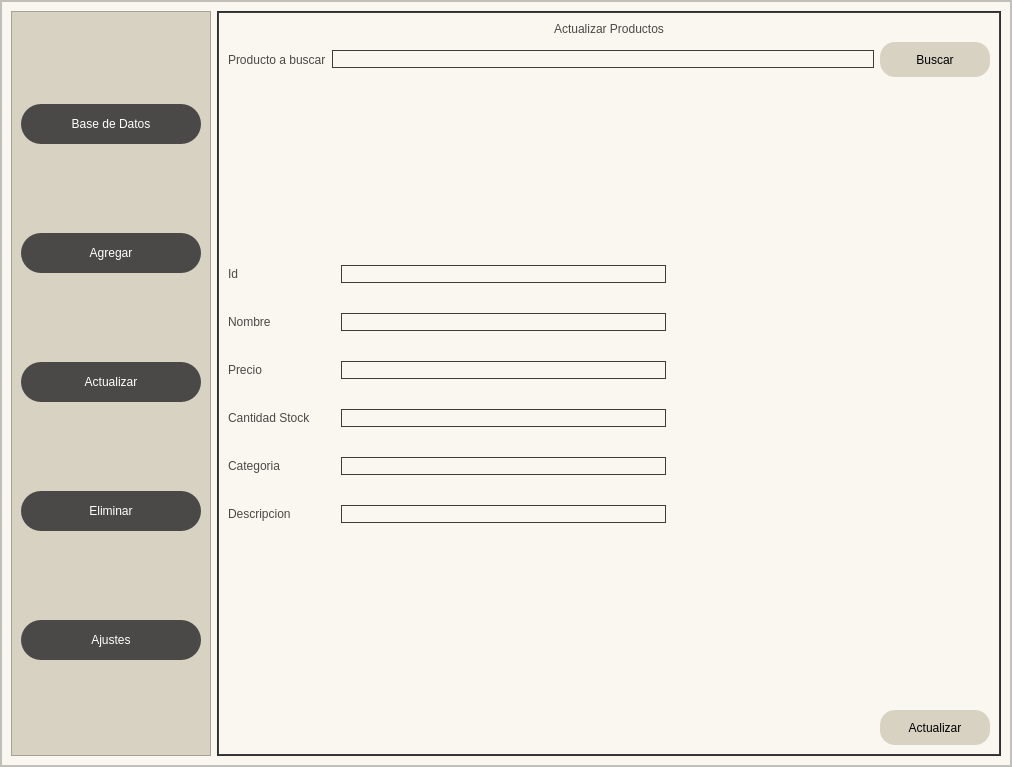
This is ProgramandoInterfaz/ventanaControlarStock/ventanaControlarStock.ui in athlozone/Proyecto-Final as Qt 5 draws it before an edit. The edited form follows.
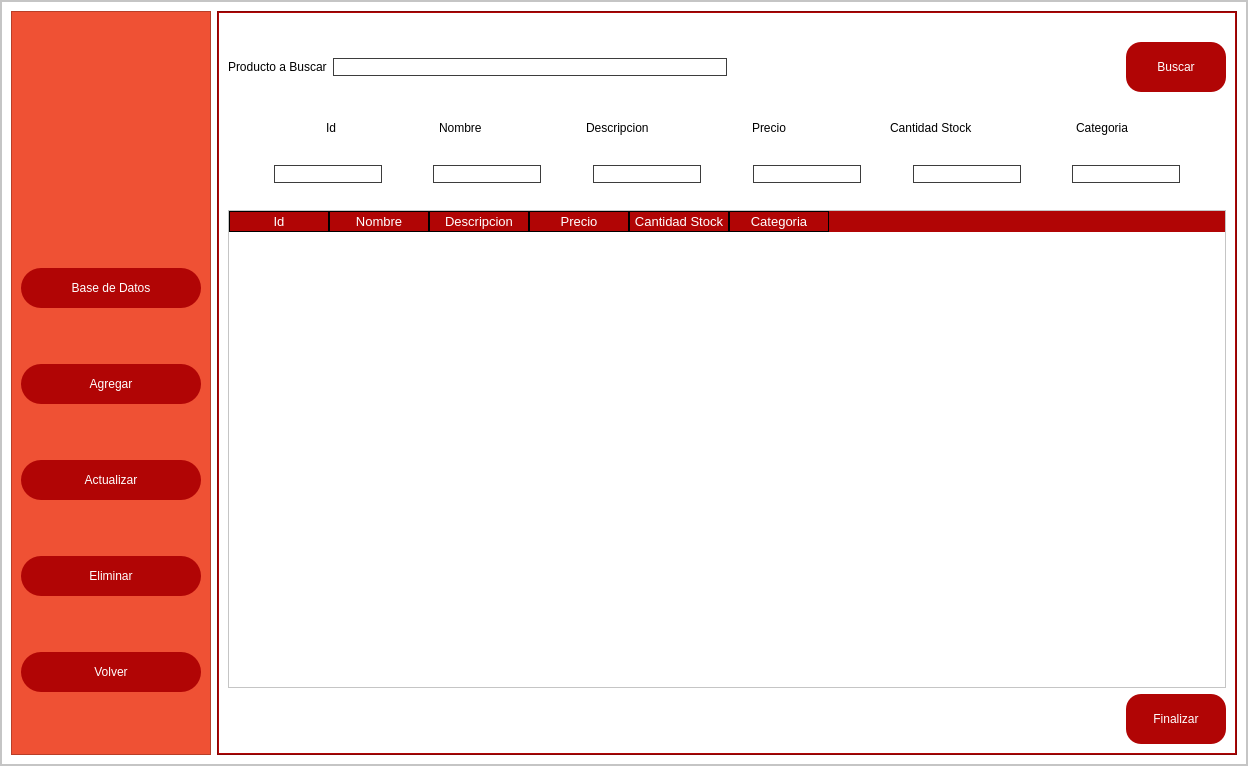
This is the edited form. The open tabs and pages were chosen to show the change. Icons and pictures are not drawn.

Diff of the .ui file:
```diff
--- a/ProgramandoInterfaz/ventanaControlarStock/ventanaControlarStock.ui
+++ b/ProgramandoInterfaz/ventanaControlarStock/ventanaControlarStock.ui
@@ -6,8 +6,8 @@
    <rect>
     <x>0</x>
     <y>0</y>
-    <width>1012</width>
-    <height>767</height>
+    <width>1248</width>
+    <height>766</height>
    </rect>
   </property>
   <property name="sizePolicy">
@@ -48,7 +48,7 @@
     <item>
      <widget class="QFrame" name="frame">
       <property name="styleSheet">
-       <string notr="true">background-color: #FAF7F0;</string>
+       <string notr="true">background-color: white;</string>
       </property>
       <property name="frameShape">
        <enum>QFrame::StyledPanel</enum>
@@ -97,11 +97,11 @@
             </property>
             <property name="styleSheet">
              <string notr="true">QFrame{
-background-color: rgb(216, 210, 194)
+background-color: rgb(239, 81, 52)
 }
 
 QPushButton{
-background-color: #4A4947;
+background-color: rgb(177, 5, 5);
 border-radius: 20px;
 color: white;
 font: 77 10pt &quot;Arial-Black&quot;;
@@ -122,6 +122,34 @@
              <enum>QFrame::Raised</enum>
             </property>
             <layout class="QVBoxLayout" name="verticalLayout_3">
+             <property name="topMargin">
+              <number>0</number>
+             </property>
+             <item>
+              <widget class="QLabel" name="label_9">
+               <property name="minimumSize">
+                <size>
+                 <width>0</width>
+                 <height>0</height>
+                </size>
+               </property>
+               <property name="maximumSize">
+                <size>
+                 <width>500</width>
+                 <height>150</height>
+                </size>
+               </property>
+               <property name="text">
+                <string/>
+               </property>
+               <property name="pixmap">
+                <pixmap>../logoAthloZone.png</pixmap>
+               </property>
+               <property name="scaledContents">
+                <bool>true</bool>
+               </property>
+              </widget>
+             </item>
              <item>
               <widget class="QPushButton" name="botonBaseDatos">
                <property name="minimumSize">
@@ -183,7 +211,7 @@
                 </size>
                </property>
                <property name="text">
-                <string>Ajustes</string>
+                <string>Volver</string>
                </property>
               </widget>
              </item>
@@ -194,26 +222,26 @@
            <widget class="QFrame" name="framePaginas">
             <property name="styleSheet">
              <string notr="true">QFrame{
-	background-color: rgb(61, 61, 61);
+	background-color:rgb(177, 5, 5);
 }
 
 QLabel{
 	font: 87 12pt &quot;Arial Black&quot;;
 	background-color: #000000ff;
-	color: rgb(74, 73, 71);
+	color: black;
 	border: 0px solid #14C8DC;
 }
 
 QLineEdit{
-	color: rgb(255, 255, 255);
+	color: black;
 	border: 0.5px solid rgb(61, 61, 61);
 	font: 75 12pt &quot;Times New Roman&quot;;
 }
 
 QPushButton{
-	background-color: rgb(216, 210, 194);
+	background-color: rgb(177, 5, 5);
 	border-radius: 15px;
-	color: black;
+	color: white;
 	font: 20 12pt &quot;Arial&quot;;
 
 }
@@ -236,7 +264,7 @@
 }
 
 QHeaderView::section {
-    background-color:rgb(74, 73, 71);
+    background-color:rgb(177, 5, 5);
     border: 1px solid rgb(0, 0, 0);
     font-size: 10pt;
 	color: white;
@@ -527,35 +555,44 @@
                 </layout>
                </widget>
                <widget class="QWidget" name="paginaActualizar">
-                <layout class="QVBoxLayout" name="verticalLayout_10">
+                <layout class="QVBoxLayout" name="verticalLayout">
                  <item>
-                  <widget class="QLabel" name="label_10">
-                   <property name="text">
-                    <string>Actualizar Productos</string>
+                  <layout class="QHBoxLayout" name="horizontalLayout_8">
+                   <property name="topMargin">
+                    <number>20</number>
                    </property>
-                   <property name="alignment">
-                    <set>Qt::AlignCenter</set>
+                   <property name="bottomMargin">
+                    <number>20</number>
                    </property>
-                  </widget>
-                 </item>
-                 <item>
-                  <layout class="QHBoxLayout" name="horizontalLayout_9">
                    <item>
-                    <widget class="QLabel" name="label_11">
+                    <widget class="QLabel" name="label_10">
                      <property name="text">
-                      <string>Producto a buscar</string>
+                      <string>Producto a Buscar</string>
                      </property>
                     </widget>
                    </item>
                    <item>
                     <widget class="QLineEdit" name="lineEditBuscarActualizar"/>
                    </item>
+                   <item>
+                    <spacer name="horizontalSpacer_11">
+                     <property name="orientation">
+                      <enum>Qt::Horizontal</enum>
+                     </property>
+                     <property name="sizeHint" stdset="0">
+                      <size>
+                       <width>20</width>
+                       <height>20</height>
+                      </size>
+                     </property>
+                    </spacer>
+                   </item>
                    <item>
                     <widget class="QPushButton" name="botonBuscarActualizar">
                      <property name="minimumSize">
                       <size>
-                       <width>110</width>
-                       <height>35</height>
+                       <width>100</width>
+                       <height>50</height>
                       </size>
                      </property>
                      <property name="text">
@@ -565,94 +602,10 @@
                    </item>
                   </layout>
                  </item>
-                 <item>
-                  <spacer name="verticalSpacer_4">
-                   <property name="orientation">
-                    <enum>Qt::Vertical</enum>
-                   </property>
-                   <property name="sizeHint" stdset="0">
-                    <size>
-                     <width>20</width>
-                     <height>40</height>
-                    </size>
-                   </property>
-                  </spacer>
-                 </item>
                  <item>
                   <layout class="QHBoxLayout" name="horizontalLayout_7">
-                   <property name="spacing">
-                    <number>30</number>
-                   </property>
                    <item>
-                    <layout class="QVBoxLayout" name="verticalLayout_9">
-                     <item>
-                      <widget class="QLabel" name="label_12">
-                       <property name="text">
-                        <string>Id</string>
-                       </property>
-                      </widget>
-                     </item>
-                     <item>
-                      <widget class="QLabel" name="label_17">
-                       <property name="text">
-                        <string>Nombre</string>
-                       </property>
-                      </widget>
-                     </item>
-                     <item>
-                      <widget class="QLabel" name="label_14">
-                       <property name="text">
-                        <string>Precio</string>
-                       </property>
-                      </widget>
-                     </item>
-                     <item>
-                      <widget class="QLabel" name="label_13">
-                       <property name="text">
-                        <string>Cantidad Stock</string>
-                       </property>
-                      </widget>
-                     </item>
-                     <item>
-                      <widget class="QLabel" name="label_16">
-                       <property name="text">
-                        <string>Categoria</string>
-                       </property>
-                      </widget>
-                     </item>
-                     <item>
-                      <widget class="QLabel" name="label_15">
-                       <property name="text">
-                        <string>Descripcion</string>
-                       </property>
-                      </widget>
-                     </item>
-                    </layout>
-                   </item>
-                   <item>
-                    <layout class="QVBoxLayout" name="verticalLayout">
-                     <item>
-                      <widget class="QLineEdit" name="lineEditActualizarId"/>
-                     </item>
-                     <item>
-                      <widget class="QLineEdit" name="lineEditActualizarNombre"/>
-                     </item>
-                     <item>
-                      <widget class="QLineEdit" name="lineEditActualizarPrecio"/>
-                     </item>
-                     <item>
-                      <widget class="QLineEdit" name="lineEditActualizarCantidadStock"/>
-                     </item>
-                     <item>
-                      <widget class="QLineEdit" name="lineEditActualizarCategoria"/>
-                     </item>
-                     <item>
-                      <widget class="QLineEdit" name="lineEditActualizarDescripcion"/>
-                     </item>
-                    </layout>
-                   </item>
-                   <item>
-                    <spacer name="horizontalSpacer_6">
+                    <spacer name="horizontalSpacer_19">
                      <property name="orientation">
                       <enum>Qt::Horizontal</enum>
                      </property>
@@ -664,33 +617,10 @@
                      </property>
                     </spacer>
                    </item>
-                  </layout>
-                 </item>
-                 <item>
-                  <spacer name="verticalSpacer_3">
-                   <property name="orientation">
-                    <enum>Qt::Vertical</enum>
-                   </property>
-                   <property name="sizeHint" stdset="0">
-                    <size>
-                     <width>20</width>
-                     <height>40</height>
-                    </size>
-                   </property>
-                  </spacer>
-                 </item>
-                 <item>
-                  <layout class="QHBoxLayout" name="horizontalLayout_8">
                    <item>
-                    <widget class="QLabel" name="signalActualizar">
-                     <property name="minimumSize">
-                      <size>
-                       <width>120</width>
-                       <height>35</height>
-                      </size>
-                     </property>
+                    <widget class="QLabel" name="label_11">
                      <property name="text">
-                      <string/>
+                      <string>Id</string>
                      </property>
                     </widget>
                    </item>
@@ -708,15 +638,298 @@
                     </spacer>
                    </item>
                    <item>
-                    <widget class="QPushButton" name="botonActualizar2">
+                    <widget class="QLabel" name="label_12">
+                     <property name="text">
+                      <string>Nombre</string>
+                     </property>
+                    </widget>
+                   </item>
+                   <item>
+                    <spacer name="horizontalSpacer_6">
+                     <property name="orientation">
+                      <enum>Qt::Horizontal</enum>
+                     </property>
+                     <property name="sizeHint" stdset="0">
+                      <size>
+                       <width>40</width>
+                       <height>20</height>
+                      </size>
+                     </property>
+                    </spacer>
+                   </item>
+                   <item>
+                    <widget class="QLabel" name="label_13">
+                     <property name="text">
+                      <string>Descripcion</string>
+                     </property>
+                    </widget>
+                   </item>
+                   <item>
+                    <spacer name="horizontalSpacer_8">
+                     <property name="orientation">
+                      <enum>Qt::Horizontal</enum>
+                     </property>
+                     <property name="sizeHint" stdset="0">
+                      <size>
+                       <width>40</width>
+                       <height>20</height>
+                      </size>
+                     </property>
+                    </spacer>
+                   </item>
+                   <item>
+                    <widget class="QLabel" name="label_14">
+                     <property name="text">
+                      <string>Precio</string>
+                     </property>
+                    </widget>
+                   </item>
+                   <item>
+                    <spacer name="horizontalSpacer_9">
+                     <property name="orientation">
+                      <enum>Qt::Horizontal</enum>
+                     </property>
+                     <property name="sizeHint" stdset="0">
+                      <size>
+                       <width>40</width>
+                       <height>20</height>
+                      </size>
+                     </property>
+                    </spacer>
+                   </item>
+                   <item>
+                    <widget class="QLabel" name="label_15">
+                     <property name="text">
+                      <string>Cantidad Stock</string>
+                     </property>
+                    </widget>
+                   </item>
+                   <item>
+                    <spacer name="horizontalSpacer_10">
+                     <property name="orientation">
+                      <enum>Qt::Horizontal</enum>
+                     </property>
+                     <property name="sizeHint" stdset="0">
+                      <size>
+                       <width>40</width>
+                       <height>20</height>
+                      </size>
+                     </property>
+                    </spacer>
+                   </item>
+                   <item>
+                    <widget class="QLabel" name="label_16">
+                     <property name="text">
+                      <string>Categoria</string>
+                     </property>
+                    </widget>
+                   </item>
+                   <item>
+                    <spacer name="horizontalSpacer_20">
+                     <property name="orientation">
+                      <enum>Qt::Horizontal</enum>
+                     </property>
+                     <property name="sizeHint" stdset="0">
+                      <size>
+                       <width>40</width>
+                       <height>20</height>
+                      </size>
+                     </property>
+                    </spacer>
+                   </item>
+                  </layout>
+                 </item>
+                 <item>
+                  <layout class="QHBoxLayout" name="horizontalLayout_9">
+                   <property name="topMargin">
+                    <number>20</number>
+                   </property>
+                   <property name="bottomMargin">
+                    <number>20</number>
+                   </property>
+                   <item>
+                    <spacer name="horizontalSpacer_17">
+                     <property name="orientation">
+                      <enum>Qt::Horizontal</enum>
+                     </property>
+                     <property name="sizeHint" stdset="0">
+                      <size>
+                       <width>40</width>
+                       <height>20</height>
+                      </size>
+                     </property>
+                    </spacer>
+                   </item>
+                   <item>
+                    <widget class="QLineEdit" name="lineEditIdActualizarStock"/>
+                   </item>
+                   <item>
+                    <spacer name="horizontalSpacer_12">
+                     <property name="orientation">
+                      <enum>Qt::Horizontal</enum>
+                     </property>
+                     <property name="sizeHint" stdset="0">
+                      <size>
+                       <width>40</width>
+                       <height>20</height>
+                      </size>
+                     </property>
+                    </spacer>
+                   </item>
+                   <item>
+                    <widget class="QLineEdit" name="lineEditNombreActualizarStock"/>
+                   </item>
+                   <item>
+                    <spacer name="horizontalSpacer_13">
+                     <property name="orientation">
+                      <enum>Qt::Horizontal</enum>
+                     </property>
+                     <property name="sizeHint" stdset="0">
+                      <size>
+                       <width>40</width>
+                       <height>20</height>
+                      </size>
+                     </property>
+                    </spacer>
+                   </item>
+                   <item>
+                    <widget class="QLineEdit" name="lineEditDescripcionActualizarStock"/>
+                   </item>
+                   <item>
+                    <spacer name="horizontalSpacer_14">
+                     <property name="orientation">
+                      <enum>Qt::Horizontal</enum>
+                     </property>
+                     <property name="sizeHint" stdset="0">
+                      <size>
+                       <width>40</width>
+                       <height>20</height>
+                      </size>
+                     </property>
+                    </spacer>
+                   </item>
+                   <item>
+                    <widget class="QLineEdit" name="lineEditPrecioActualizarStock"/>
+                   </item>
+                   <item>
+                    <spacer name="horizontalSpacer_16">
+                     <property name="orientation">
+                      <enum>Qt::Horizontal</enum>
+                     </property>
+                     <property name="sizeHint" stdset="0">
+                      <size>
+                       <width>40</width>
+                       <height>20</height>
+                      </size>
+                     </property>
+                    </spacer>
+                   </item>
+                   <item>
+                    <widget class="QLineEdit" name="lineEditCantidadStockActualizarStock"/>
+                   </item>
+                   <item>
+                    <spacer name="horizontalSpacer_15">
+                     <property name="orientation">
+                      <enum>Qt::Horizontal</enum>
+                     </property>
+                     <property name="sizeHint" stdset="0">
+                      <size>
+                       <width>40</width>
+                       <height>20</height>
+                      </size>
+                     </property>
+                    </spacer>
+                   </item>
+                   <item>
+                    <widget class="QLineEdit" name="lineEditCategoriaActualizarStock"/>
+                   </item>
+                   <item>
+                    <spacer name="horizontalSpacer_18">
+                     <property name="orientation">
+                      <enum>Qt::Horizontal</enum>
+                     </property>
+                     <property name="sizeHint" stdset="0">
+                      <size>
+                       <width>40</width>
+                       <height>20</height>
+                      </size>
+                     </property>
+                    </spacer>
+                   </item>
+                  </layout>
+                 </item>
+                 <item>
+                  <widget class="QTableWidget" name="tablaProductosActualizar">
+                   <column>
+                    <property name="text">
+                     <string>Id</string>
+                    </property>
+                   </column>
+                   <column>
+                    <property name="text">
+                     <string>Nombre</string>
+                    </property>
+                   </column>
+                   <column>
+                    <property name="text">
+                     <string>Descripcion</string>
+                    </property>
+                   </column>
+                   <column>
+                    <property name="text">
+                     <string>Precio</string>
+                    </property>
+                   </column>
+                   <column>
+                    <property name="text">
+                     <string>Cantidad Stock</string>
+                    </property>
+                   </column>
+                   <column>
+                    <property name="text">
+                     <string>Categoria</string>
+                    </property>
+                   </column>
+                  </widget>
+                 </item>
+                 <item>
+                  <layout class="QHBoxLayout" name="horizontalLayout">
+                   <item>
+                    <widget class="QLabel" name="signalActualizarProducto">
                      <property name="minimumSize">
                       <size>
-                       <width>110</width>
-                       <height>35</height>
+                       <width>200</width>
+                       <height>50</height>
                       </size>
                      </property>
                      <property name="text">
-                      <string>Actualizar</string>
+                      <string/>
+                     </property>
+                    </widget>
+                   </item>
+                   <item>
+                    <spacer name="horizontalSpacer">
+                     <property name="orientation">
+                      <enum>Qt::Horizontal</enum>
+                     </property>
+                     <property name="sizeHint" stdset="0">
+                      <size>
+                       <width>40</width>
+                       <height>20</height>
+                      </size>
+                     </property>
+                    </spacer>
+                   </item>
+                   <item>
+                    <widget class="QPushButton" name="botonActualizarProducto">
+                     <property name="minimumSize">
+                      <size>
+                       <width>100</width>
+                       <height>50</height>
+                      </size>
+                     </property>
+                     <property name="text">
+                      <string>Finalizar</string>
                      </property>
                     </widget>
                    </item>
```
Left out of the diff: 41 changed lines with no effect on the pictures.
